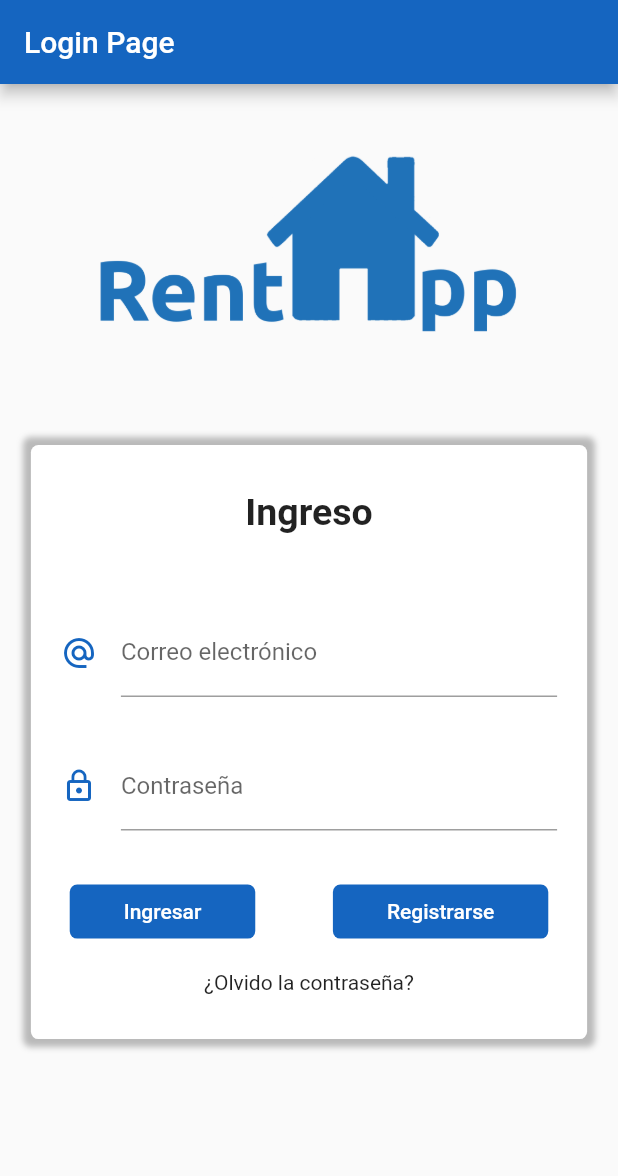
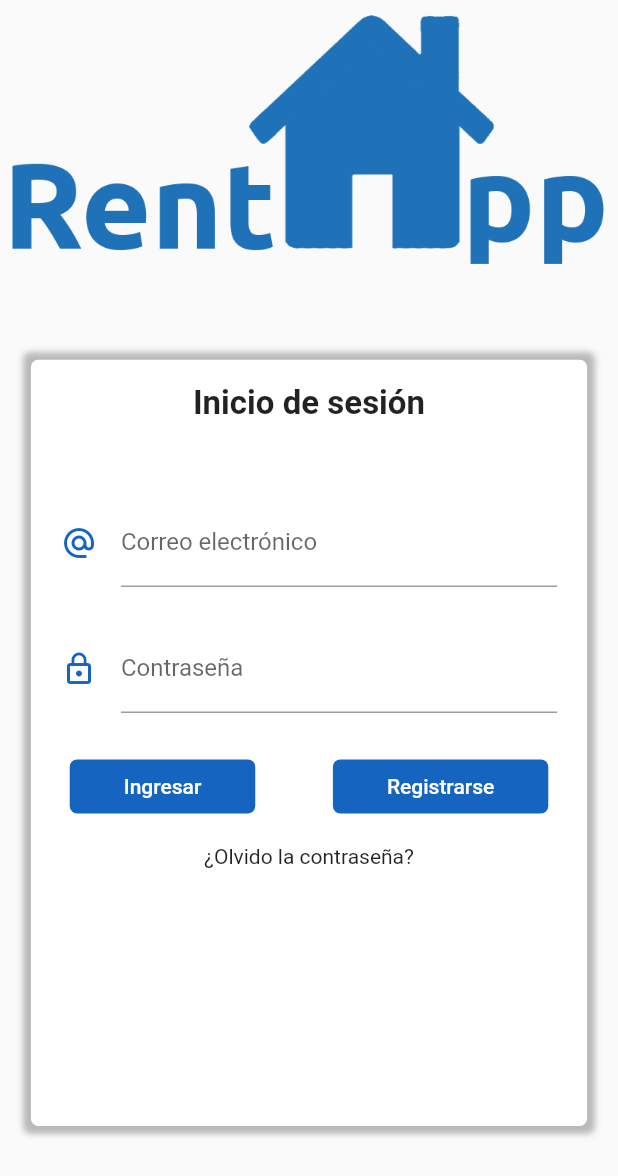
Before and after one commit to cafe-tera/rentApp, a Flutter app: the screen it shows after launch, on a phone screen of 412 x 824 dp. Shown: the top 1176 px of the screen. Run offline on Flutter 3.47's test engine with Material 2 defaults, Android fonts, the phone set to English and light mode, and no system bars; our stand-ins replace splashscreen.

Commit message:
mejor login

```diff
--- a/lib/src/pages/login_page.dart
+++ b/lib/src/pages/login_page.dart
@@ -1,5 +1,7 @@
 //--------------------------------------------------------------------------------------------------------------------
 // flutter imports
+import 'dart:ui';
+
 import 'package:flutter/material.dart';
 import 'package:rent_app/src/pages/home_page.dart';
 
@@ -8,63 +10,43 @@ import 'package:rent_app/src/pages/register_page.dart';
 //--------------------------------------------------------------------------------------------------------------------
 
 class LoginPage extends StatelessWidget {
-
   static final String routeName = 'login';
   const LoginPage({Key key}) : super(key: key);
 
   @override
   Widget build(BuildContext context) {
+    final size = MediaQuery.of(context).size;
     return Scaffold(
-      appBar: AppBar(
-        backgroundColor: Colors.blue[800],
-        title: Text('Login Page'),
-      ),
-
-      body: Stack(
-        children: <Widget>[
-
-          _crearImagen(context),
-          _loginForm(context),
-
-        ],
+      appBar: _crearAppBar(size),
+      body: SafeArea(
+        child: _loginForm(context, size),
       ),
     );
   }
 
-  Widget _crearImagen(BuildContext context) {
-    final size = MediaQuery.of(context).size;
-
-    return Container(
-      padding: EdgeInsets.symmetric(
-          vertical: size.height * 0.05, horizontal: size.width * 0.15),
-      // color: Colors.black,
-      child: Image(
-        image: AssetImage('assets/rentApp.png'),
+    Widget _crearAppBar(Size size) {
+    return PreferredSize(
+      preferredSize: Size.fromHeight(size.height * 0.26),
+      child: AppBar(
+        elevation: 0.0,
+        backgroundColor: Colors.transparent,
+        flexibleSpace: SafeArea(
+          child: Container(
+              height: size.height * 0.23,
+              child: Image.asset('assets/rentApp.png')),
+        ),
       ),
     );
   }
 
-  Widget _loginForm(BuildContext context) {
-    final size = MediaQuery.of(context).size;
-
-    return SingleChildScrollView(
-      child: Column(
-        children: <Widget>[
-
-          SafeArea(
+  Widget _loginForm(BuildContext context, Size size) {
+    return Center(
+      heightFactor: 1.1,
       child: Container(
-              height: size.height * 0.28,
-            ),
-          ),
-
-          Container(
-
-            // color: Colors.blue,
         width: size.width * 0.9,
-            margin: EdgeInsets.symmetric( vertical: 10.0 ),
-            padding: EdgeInsets.symmetric( vertical: 30.0 ),
+        height: size.height * 0.62,
+        padding: EdgeInsets.symmetric(vertical: size.width * 0.04),
         decoration: BoxDecoration(
-
             color: Colors.white,
             borderRadius: BorderRadius.circular(5.0),
             boxShadow: <BoxShadow>[
@@ -73,28 +55,33 @@ class LoginPage extends StatelessWidget {
                 blurRadius: 3.0,
                 spreadRadius: 5.0,
               )
-              ]
+            ]),
+        child: SingleChildScrollView(
+          child: Column(
+            children: <Widget>[
 
+              Text(
+                'Inicio de sesión',
+                style: TextStyle(
+                  fontWeight: FontWeight.bold,
+                  fontSize: 22,
+                )
               ),
 
-            child: Column(
-              children: <Widget>[
-                Text('Ingreso', style: TextStyle(fontSize: 25.0, fontWeight: FontWeight.bold)),
-                SizedBox(height: 50.0,),
+              SizedBox(
+                height: 50.0,
+              ),
               _crearEmail(),
-                SizedBox(height: 30.0),
+              SizedBox(height: 25.0),
               _crearPassword(),
-                SizedBox(height: 30.0),
+              SizedBox(height: 25.0),
               _crearBotones(context),
               SizedBox(height: 15.0),
               Text('¿Olvido la contraseña?'),
+
             ],
           ),
         ),
-
-          SizedBox( height: 100.0 )
-
-        ],
       ),
     );
   }
@@ -125,9 +112,7 @@ class LoginPage extends StatelessWidget {
     );
   }
 
-
   Widget _crearBotones(BuildContext context) {
-
     return Row(
       mainAxisAlignment: MainAxisAlignment.spaceEvenly,
       children: <Widget>[
@@ -136,14 +121,15 @@ class LoginPage extends StatelessWidget {
         _crearBotonRegistro(context),
       ],
     );
-
   }
 
   Widget _crearBotonLogin(BuildContext context) {
     return RaisedButton(
       child: Container(
         padding: EdgeInsets.symmetric(horizontal: 20.0),
-        child: Text('Ingresar',),
+        child: Text(
+          'Ingresar',
+        ),
       ),
       shape: RoundedRectangleBorder(
         borderRadius: BorderRadius.circular(5.0),
@@ -158,7 +144,6 @@ class LoginPage extends StatelessWidget {
   }
 
   Widget _crearBotonRegistro(BuildContext context) {
-
     return RaisedButton(
       child: Container(
         padding: EdgeInsets.symmetric(horizontal: 20.0),
@@ -174,7 +159,5 @@ class LoginPage extends StatelessWidget {
         Navigator.pushNamed(context, RegisterPage.routeName);
       },
     );
-
   }
-
 }
```
Also changed, not shown: lib/bloc/LogInUp_bloc/intermediary.dart (added), lib/bloc/bloc.dart (added). Lines whose indentation alone changed are shown as unchanged.
